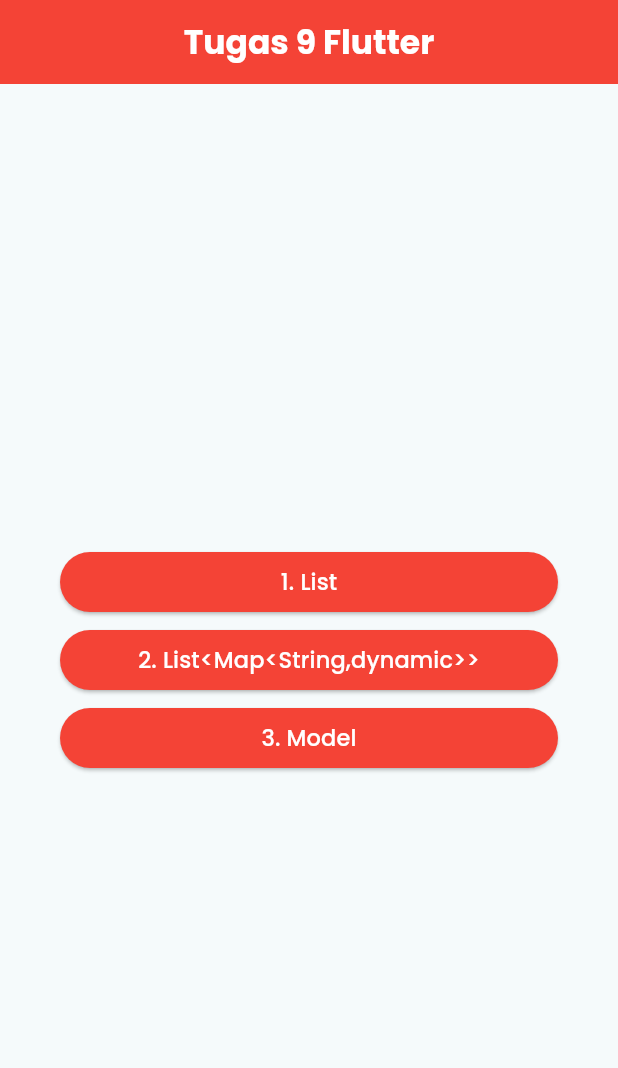
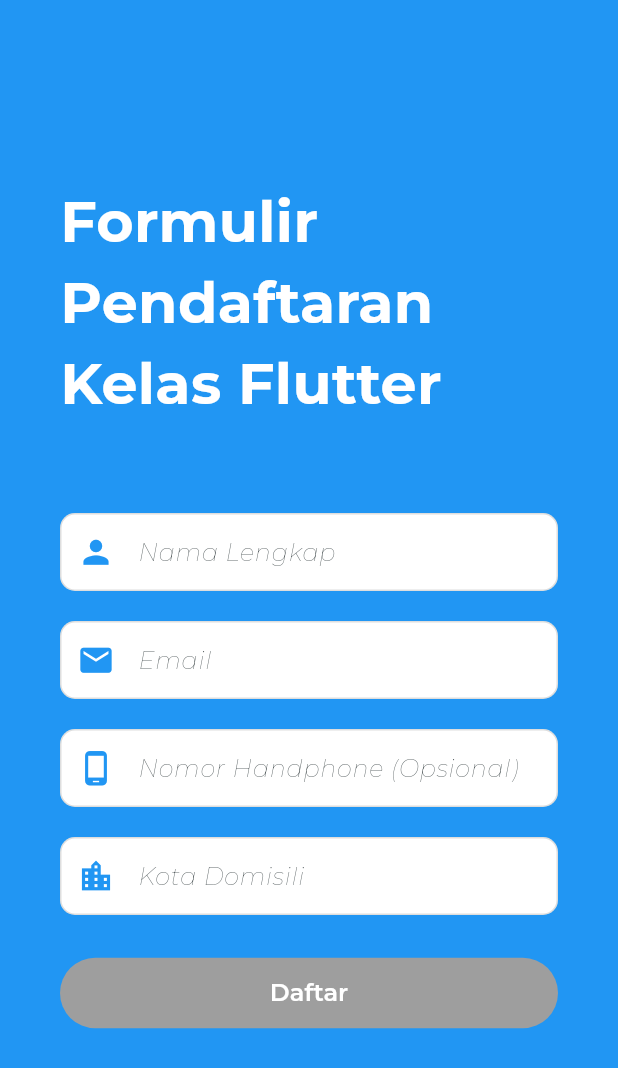
Before and after one commit to StevenOscar/belajar_ppkd, a Flutter app: the screen it shows after launch, on a phone screen of 412 x 824 dp. Shown: the top 1068 px of the screen. Run offline on Flutter 3.47's test engine with Material 3 defaults, Android fonts, the phone set to English and light mode, and no system bars; our stand-ins replace font_awesome_flutter.

Commit message:
Tugas 10 Flutter Done

```diff
--- a/flutter/flutter_app1/lib/main.dart
+++ b/flutter/flutter_app1/lib/main.dart
@@ -1,12 +1,5 @@
 import 'package:flutter/material.dart';
-import 'package:flutter_app1/tugas/tugas_7/checkbox_page.dart';
-import 'package:flutter_app1/tugas/tugas_7/date_picker_page.dart';
-import 'package:flutter_app1/tugas/tugas_7/dropdown_page.dart';
-import 'package:flutter_app1/tugas/tugas_7/switch_page.dart';
-import 'package:flutter_app1/tugas/tugas_7/time_picker_page.dart';
-import 'package:flutter_app1/tugas/tugas_7/tugas_7_flutter.dart';
-import 'package:flutter_app1/tugas/tugas_8/tugas_8_flutter.dart';
-import 'package:flutter_app1/tugas/tugas_9/tugas_9_flutter.dart';
+import 'package:flutter_app1/tugas/tugas_10/tugas_10_flutter.dart';
 import 'package:flutter_localizations/flutter_localizations.dart';
 
 void main() {
@@ -27,7 +20,7 @@
       title: 'Flutter Demo',
       theme: ThemeData(
         colorScheme: ColorScheme.fromSeed(seedColor: Colors.white),
-        fontFamily: "Poppins"
+        fontFamily: "Montserrat",
       ),
       localizationsDelegates: [
         GlobalMaterialLocalizations.delegate,
@@ -60,7 +53,8 @@
       // home: Navigation(),
       // home: TugasTujuhFlutter(),
       // home: TugasDelapanFlutter(),
-      home: TugasSembilanFlutter(),
+      // home: TugasSembilanFlutter(),
+      home: TugasSepuluhFlutter(),
     );
   }
 }
--- /dev/null
+++ b/flutter/flutter_app1/lib/tugas/tugas_10/text_form_field_widget.dart
@@ -0,0 +1,71 @@
+import 'package:flutter/material.dart';
+
+class TextFormFieldWidget extends StatelessWidget {
+  final String hintText;
+  final FormFieldValidator<String>? validator;
+  final TextEditingController controller;
+  final TextInputType? keyboardType;
+  final Icon prefixIcon;
+  final Function(String) onChanged;
+  const TextFormFieldWidget({
+    super.key,
+    required this.hintText,
+    required this.controller,
+    this.keyboardType,
+    required this.onChanged,
+    this.validator,
+    required this.prefixIcon,
+  });
+
+  @override
+  Widget build(BuildContext context) {
+    return TextFormField(
+      controller: controller,
+      validator: validator,
+      style: TextStyle(
+        color: Color(0xff222222),
+        fontFamily: "Montserrat",
+        fontSize: 16,
+        fontWeight: FontWeight.w400,
+      ),
+      cursorColor: Colors.black,
+      onChanged: onChanged,
+      keyboardType: keyboardType ?? TextInputType.text,
+      decoration: InputDecoration(
+        prefixIcon: prefixIcon,
+        isDense: true,
+        hintText: hintText,
+        filled: true,
+        fillColor: Colors.white,
+        hintStyle: TextStyle(fontStyle: FontStyle.italic),
+        contentPadding: EdgeInsets.only(
+          left: 16,
+          right: 16,
+          top: 16,
+          bottom: 12,
+        ),
+        errorStyle: TextStyle(
+          color: Colors.redAccent.shade700,
+          fontSize: 14,
+          fontWeight: FontWeight.w600,
+        ),
+        enabledBorder: OutlineInputBorder(
+          borderRadius: BorderRadius.circular(10),
+          borderSide: BorderSide(color: Colors.black.withAlpha(33), width: 1),
+        ),
+        errorBorder: OutlineInputBorder(
+          borderRadius: BorderRadius.circular(10),
+          borderSide: BorderSide(color: Colors.redAccent.shade700, width: 1),
+        ),
+        focusedErrorBorder: OutlineInputBorder(
+          borderRadius: BorderRadius.circular(10),
+          borderSide: BorderSide(color: Colors.redAccent.shade700, width: 2.5),
+        ),
+        focusedBorder: OutlineInputBorder(
+          borderRadius: BorderRadius.circular(10),
+          borderSide: BorderSide(color: Colors.orange, width: 2.5),
+        ),
+      ),
+    );
+  }
+}
--- /dev/null
+++ b/flutter/flutter_app1/lib/tugas/tugas_10/tugas_10_flutter.dart
@@ -0,0 +1,287 @@
+import 'package:flutter/material.dart';
+import 'package:flutter_app1/tugas/tugas_10/confirm_page.dart';
+import 'package:flutter_app1/tugas/tugas_10/text_form_field_widget.dart';
+
+class TugasSepuluhFlutter extends StatefulWidget {
+  const TugasSepuluhFlutter({super.key});
+
+  @override
+  State<TugasSepuluhFlutter> createState() => _TugasSepuluhFlutterState();
+}
+
+class _TugasSepuluhFlutterState extends State<TugasSepuluhFlutter> {
+  final nameController = TextEditingController();
+  final emailController = TextEditingController();
+  final phoneController = TextEditingController();
+  final cityController = TextEditingController();
+  final formkey = GlobalKey<FormState>();
+  bool isFormValid = false;
+
+  @override
+  void dispose() {
+    nameController.dispose();
+    emailController.dispose();
+    phoneController.dispose();
+    cityController.dispose();
+    super.dispose();
+  }
+
+  @override
+  Widget build(BuildContext context) {
+    return Scaffold(
+      backgroundColor: Colors.blue,
+      body: Form(
+        key: formkey,
+        child: SingleChildScrollView(
+          child: Padding(
+            padding: const EdgeInsets.symmetric(horizontal: 40, vertical: 120),
+            child: Center(
+              child: Column(
+                children: [
+                  Text(
+                    "Formulir Pendaftaran Kelas Flutter",
+                    style: TextStyle(
+                      fontWeight: FontWeight.w800,
+                      fontSize: 38,
+                      color: Colors.white,
+                    ),
+                  ),
+                  SizedBox(height: 60),
+                  TextFormFieldWidget(
+                    prefixIcon: Icon(
+                      Icons.person,
+                      color: Colors.blue,
+                      size: 25,
+                    ),
+                    controller: nameController,
+                    hintText: "Nama Lengkap",
+                    validator: (value) {
+                      if (value!.isEmpty) {
+                        return "Nama harus diisi";
+                      } else {
+                        return null;
+                      }
+                    },
+                    onChanged: (p0) {
+                      setState(() {
+                        isFormValid = formkey.currentState!.validate();
+                      });
+                    },
+                  ),
+                  SizedBox(height: 20),
+                  TextFormFieldWidget(
+                    prefixIcon: Icon(Icons.email, color: Colors.blue, size: 25),
+                    controller: emailController,
+                    hintText: "Email",
+                    keyboardType: TextInputType.emailAddress,
+                    validator: (value) {
+                      if (value!.isEmpty) {
+                        return "Email harus diisi";
+                      } else if (!value.contains("@")) {
+                        return "Email harus mengandung simbol '@'";
+                      } else {
+                        return null;
+                      }
+                    },
+                    onChanged: (p0) {
+                      setState(() {
+                        isFormValid = formkey.currentState!.validate();
+                      });
+                    },
+                  ),
+                  SizedBox(height: 20),
+                  TextFormFieldWidget(
+                    prefixIcon: Icon(
+                      Icons.phone_android_outlined,
+                      color: Colors.blue,
+                      size: 25,
+                    ),
+                    controller: phoneController,
+                    hintText: "Nomor Handphone (Opsional)",
+                    keyboardType: TextInputType.phone,
+                    onChanged: (p0) {
+                      setState(() {
+                        isFormValid = formkey.currentState!.validate();
+                      });
+                    },
+                  ),
+                  SizedBox(height: 20),
+                  TextFormFieldWidget(
+                    prefixIcon: Icon(
+                      Icons.location_city,
+                      color: Colors.blue,
+                      size: 25,
+                    ),
+                    controller: cityController,
+                    hintText: "Kota Domisili",
+                    validator: (value) {
+                      if (value!.isEmpty) {
+                        return "Kota Domisili harus diisi";
+                      } else {
+                        return null;
+                      }
+                    },
+                    onChanged: (p0) {
+                      setState(() {
+                        isFormValid = formkey.currentState!.validate();
+                      });
+                    },
+                  ),
+                  SizedBox(height: 28),
+                  SizedBox(
+                    width: double.infinity,
+                    child: ElevatedButton(
+                      style: ElevatedButton.styleFrom(
+                        backgroundColor: Colors.orange,
+                        padding: EdgeInsets.symmetric(vertical: 12),
+                        disabledBackgroundColor: Colors.grey.shade500,
+                      ),
+                      onPressed:
+                          isFormValid
+                              ? () {
+                                showDialog(
+                                  context: context,
+                                  builder:
+                                      (context) => AlertDialog(
+                                        title: Center(
+                                          child: Text(
+                                            "Ringkasan Data",
+                                            style: TextStyle(
+                                              color: Colors.blue,
+                                              fontWeight: FontWeight.w700,
+                                            ),
+                                          ),
+                                        ),
+                                        content: Padding(
+                                          padding: const EdgeInsets.symmetric(
+                                            horizontal: 20,
+                                          ),
+                                          child: Column(
+                                            mainAxisSize: MainAxisSize.min,
+                                            children: [
+                                              Row(
+                                                children: [
+                                                  Text(
+                                                    "Nama : ",
+                                                    style: TextStyle(
+                                                      color: Colors.blue,
+                                                      fontWeight:
+                                                          FontWeight.w600,
+                                                    ),
+                                                  ),
+                                                  Expanded(
+                                                    child: Text(
+                                                      nameController.text,
+                                                    ),
+                                                  ),
+                                                ],
+                                              ),
+                                              Row(
+                                                children: [
+                                                  Text(
+                                                    "Email : ",
+                                                    style: TextStyle(
+                                                      color: Colors.blue,
+                                                      fontWeight:
+                                                          FontWeight.w600,
+                                                    ),
+                                                  ),
+                                                  Expanded(
+                                                    child: Text(
+                                                      emailController.text,
+                                                    ),
+                                                  ),
+                                                ],
+                                              ),
+                                              Row(
+                                                children: [
+                                                  Text(
+                                                    "Nomor Telepon : ",
+                                                    style: TextStyle(
+                                                      color: Colors.blue,
+                                                      fontWeight:
+                                                          FontWeight.w600,
+                                                    ),
+                                                  ),
+                                                  Expanded(
+                                                    child: Text(
+                                                      phoneController.text,
+                                                    ),
+                                                  ),
+                                                ],
+                                              ),
+                                              Row(
+                                                children: [
+                                                  Text(
+                                                    "Kota : ",
+                                                    style: TextStyle(
+                                                      color: Colors.blue,
+                                                      fontWeight:
+                                                          FontWeight.w600,
+                                                    ),
+                                                  ),
+                                                  Expanded(
+                                                    child: Text(
+                                                      cityController.text,
+                                                    ),
+                                                  ),
+                                                ],
+                                              ),
+                                            ],
+                                          ),
+                                        ),
+                                        actions: [
+                                          TextButton(
+                                            onPressed: () {
+                                              Navigator.pop(context);
+                                              Navigator.push(
+                                                context,
+                                                MaterialPageRoute(
+                                                  builder:
+                                                      (context) => ConfirmPage(
+                                                        name:
+                                                            nameController.text,
+                                                        email:
+                                                            emailController
+                                                                .text,
+                                                        phoneNumber:
+                                                            phoneController
+                                                                .text,
+                                                        city:
+                                                            cityController.text,
+                                                      ),
+                                                ),
+                                              );
+                                            },
+                                            child: Text(
+                                              "Lanjutkan",
+                                              style: TextStyle(
+                                                color: Colors.blue,
+                                                fontWeight: FontWeight.w600,
+                                              ),
+                                            ),
+                                          ),
+                                        ],
+                                      ),
+                                );
+                              }
+                              : null,
+                      child: Text(
+                        "Daftar",
+                        style: TextStyle(
+                          fontSize: 16,
+                          color: Colors.white,
+                          fontWeight: FontWeight.w600,
+                        ),
+                      ),
+                    ),
+                  ),
+                ],
+              ),
+            ),
+          ),
+        ),
+      ),
+    );
+  }
+}
```
Also changed, not shown: flutter/flutter_app1/lib/tugas/tugas_10/confirm_page.dart (added, +76 -0 lines).
